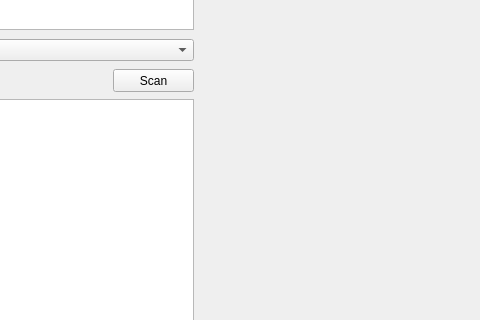
Qt form src/mainwindow.ui (quepas/BodyOfYours) before a commit; both pictures show x 197 to 677 and y 248 to 568 of the 813 by 659 pixel window.
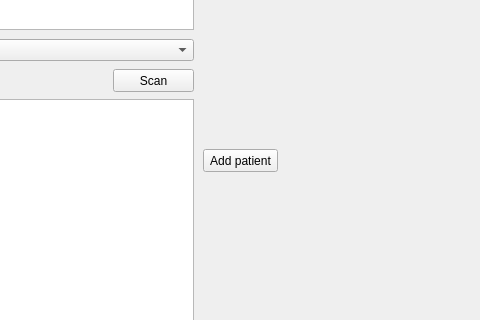
The same form after that commit. Custom widgets are drawn as their Qt base class.

Commit message: Adding AddPatient button to main window and its clicked-signal.:

Patch:
```diff
--- a/src/mainwindow.ui
+++ b/src/mainwindow.ui
@@ -80,6 +80,19 @@
      </rect>
     </property>
    </widget>
+   <widget class="QPushButton" name="addPatientButton">
+    <property name="geometry">
+     <rect>
+      <x>400</x>
+      <y>380</y>
+      <width>75</width>
+      <height>23</height>
+     </rect>
+    </property>
+    <property name="text">
+     <string>Add patient</string>
+    </property>
+   </widget>
   </widget>
   <widget class="QMenuBar" name="menuBar">
    <property name="geometry">
```
The commit also changes 2 other files.
